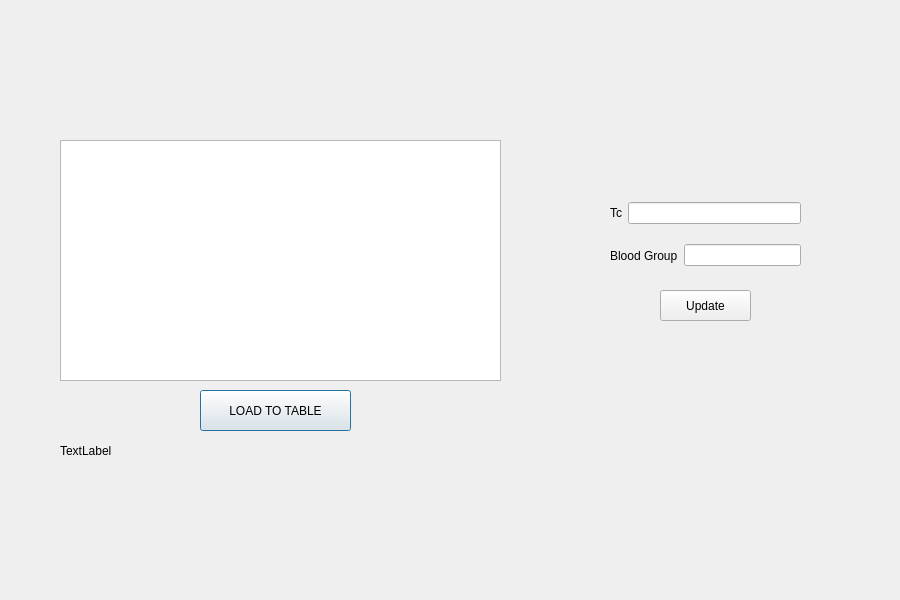
This is assistantinfo.ui in keremerguner/Qt5-LabManagementSystem as Qt 5 draws it before an edit. The edited form follows.
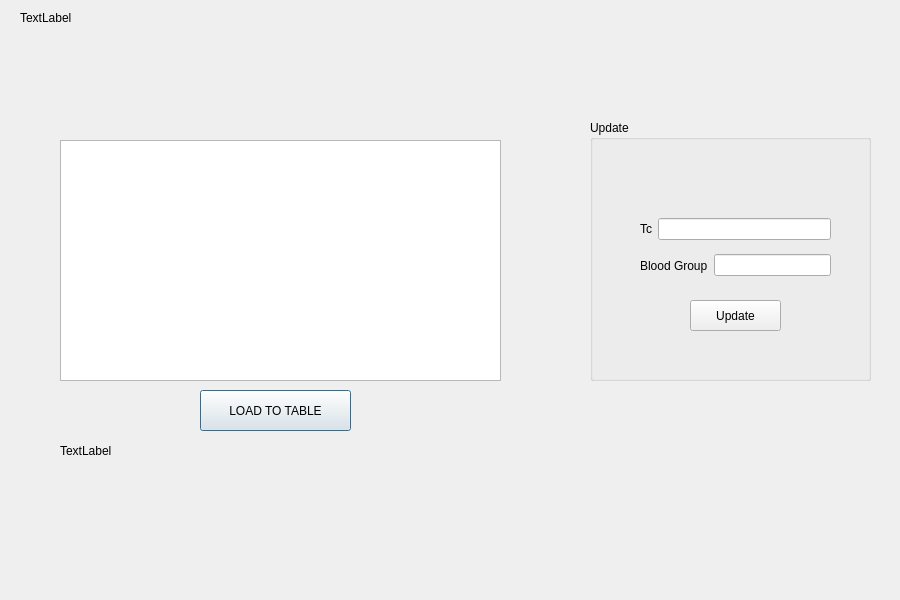
This is the edited form.

```diff
--- a/assistantinfo.ui
+++ b/assistantinfo.ui
@@ -36,41 +36,6 @@
     <string>LOAD TO TABLE</string>
    </property>
   </widget>
-  <widget class="QPushButton" name="pushButton_assistan_blood_group_update">
-   <property name="geometry">
-    <rect>
-     <x>660</x>
-     <y>290</y>
-     <width>91</width>
-     <height>31</height>
-    </rect>
-   </property>
-   <property name="text">
-    <string>Update</string>
-   </property>
-  </widget>
-  <widget class="QWidget" name="layoutWidget">
-   <property name="geometry">
-    <rect>
-     <x>610</x>
-     <y>240</y>
-     <width>191</width>
-     <height>31</height>
-    </rect>
-   </property>
-   <layout class="QHBoxLayout" name="horizontalLayout">
-    <item>
-     <widget class="QLabel" name="label">
-      <property name="text">
-       <string>Blood Group</string>
-      </property>
-     </widget>
-    </item>
-    <item>
-     <widget class="QLineEdit" name="txt_assistant_blood_group"/>
-    </item>
-   </layout>
-  </widget>
   <widget class="QLabel" name="label_third_status">
    <property name="geometry">
     <rect>
@@ -84,27 +49,88 @@
     <string>TextLabel</string>
    </property>
   </widget>
-  <widget class="QWidget" name="">
+  <widget class="QLabel" name="label_3">
    <property name="geometry">
     <rect>
-     <x>610</x>
-     <y>200</y>
-     <width>191</width>
-     <height>26</height>
+     <x>20</x>
+     <y>10</y>
+     <width>211</width>
+     <height>16</height>
     </rect>
    </property>
-   <layout class="QHBoxLayout" name="horizontalLayout_2">
-    <item>
-     <widget class="QLabel" name="label_2">
-      <property name="text">
-       <string>Tc</string>
-      </property>
-     </widget>
-    </item>
-    <item>
-     <widget class="QLineEdit" name="txt_assistant_tc"/>
-    </item>
-   </layout>
+   <property name="text">
+    <string>TextLabel</string>
+   </property>
+  </widget>
+  <widget class="QGroupBox" name="groupBox">
+   <property name="geometry">
+    <rect>
+     <x>590</x>
+     <y>120</y>
+     <width>281</width>
+     <height>261</height>
+    </rect>
+   </property>
+   <property name="title">
+    <string>Update</string>
+   </property>
+   <widget class="QWidget" name="layoutWidget">
+    <property name="geometry">
+     <rect>
+      <x>50</x>
+      <y>90</y>
+      <width>191</width>
+      <height>38</height>
+     </rect>
+    </property>
+    <layout class="QHBoxLayout" name="horizontalLayout_2">
+     <item>
+      <widget class="QLabel" name="label_2">
+       <property name="text">
+        <string>Tc</string>
+       </property>
+      </widget>
+     </item>
+     <item>
+      <widget class="QLineEdit" name="txt_assistant_tc"/>
+     </item>
+    </layout>
+   </widget>
+   <widget class="QWidget" name="layoutWidget">
+    <property name="geometry">
+     <rect>
+      <x>50</x>
+      <y>130</y>
+      <width>191</width>
+      <height>31</height>
+     </rect>
+    </property>
+    <layout class="QHBoxLayout" name="horizontalLayout">
+     <item>
+      <widget class="QLabel" name="label">
+       <property name="text">
+        <string>Blood Group</string>
+       </property>
+      </widget>
+     </item>
+     <item>
+      <widget class="QLineEdit" name="txt_assistant_blood_group"/>
+     </item>
+    </layout>
+   </widget>
+   <widget class="QPushButton" name="pushButton_assistan_blood_group_update">
+    <property name="geometry">
+     <rect>
+      <x>100</x>
+      <y>180</y>
+      <width>91</width>
+      <height>31</height>
+     </rect>
+    </property>
+    <property name="text">
+     <string>Update</string>
+    </property>
+   </widget>
   </widget>
  </widget>
  <resources/>
```
